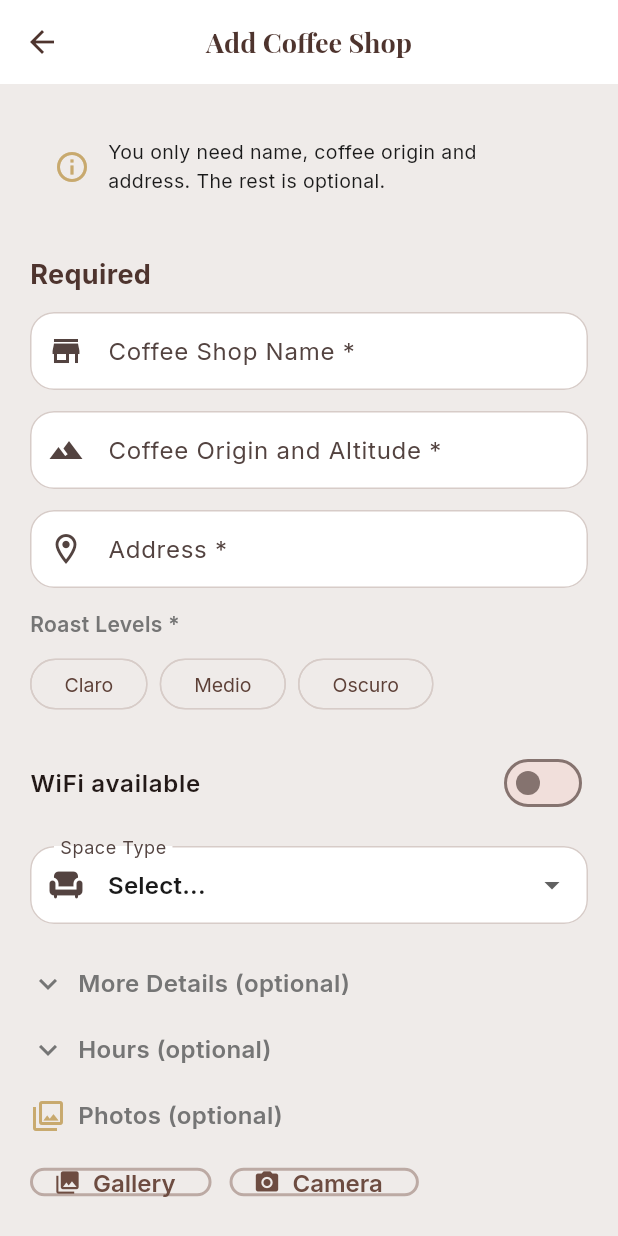
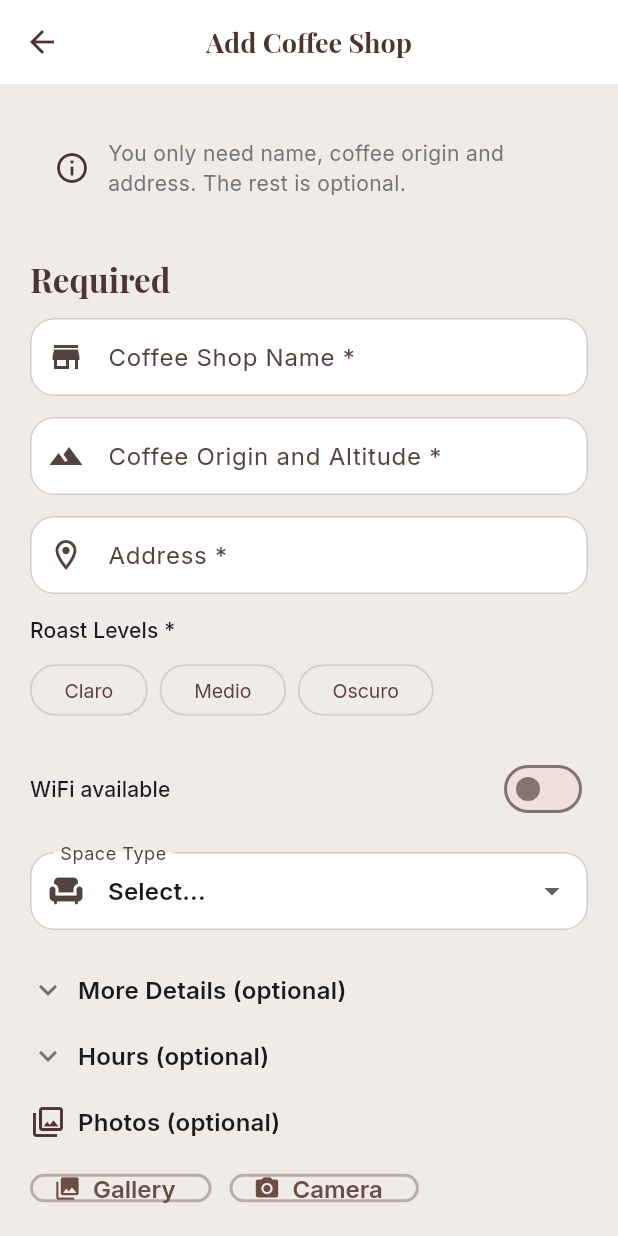
Before and after one commit to abdiCobos/tragoAmargo, a Flutter app: the AddShopScreen screen opened directly, on a phone screen of 412 x 824 dp. Run offline on Flutter 3.47's test engine with Material 3 defaults, Android fonts, the phone set to English and light mode, and no system bars; our stand-ins replace cached_network_image, cloud_firestore, firebase_auth, firebase_core, flutter_map, flutter_rating_bar and 6 more; accounts and stored records are empty.

Commit message:
refactor: migrate remaining 12 screens to Theme.of(context) - all styles now driven by theme

```diff
--- a/lib/features/shops/add_product_screen.dart
+++ b/lib/features/shops/add_product_screen.dart
@@ -65,13 +65,14 @@ class _AddProductScreenState extends State<AddProductScreen> {
     if (mounted) {
       Navigator.pop(context);
       ScaffoldMessenger.of(context).showSnackBar(
-        const SnackBar(content: Text('Bebida agregada'), backgroundColor: AppColors.secondary),
+        const SnackBar(content: Text('Bebida agregada'), backgroundColor: AppColors.brown800),
       );
     }
   }
 
   @override
   Widget build(BuildContext context) {
+    final theme = Theme.of(context);
     return Scaffold(
       appBar: AppBar(title: const Text('Agregar Bebida')),
       body: SingleChildScrollView(
@@ -100,7 +101,7 @@ class _AddProductScreenState extends State<AddProductScreen> {
                 decoration: const InputDecoration(labelText: 'Descripción'),
               ),
               const SizedBox(height: 14),
-              const Text('Foto (opcional)', style: TextStyle(fontWeight: FontWeight.w600)),
+              Text('Foto (opcional)', style: theme.textTheme.titleSmall),
               const SizedBox(height: 8),
               if (_photoBytes != null)
                 Stack(
--- a/lib/features/shops/add_shop_screen.dart
+++ b/lib/features/shops/add_shop_screen.dart
@@ -168,13 +168,14 @@ class _AddShopScreenState extends State<AddShopScreen> {
     if (shopId != null && mounted) {
       Navigator.pop(context);
       ScaffoldMessenger.of(context).showSnackBar(
-        SnackBar(content: Text(l10n.shopAdded), backgroundColor: AppColors.secondary),
+        SnackBar(content: Text(l10n.shopAdded), backgroundColor: AppColors.brown800),
       );
     }
   }
 
   @override
   Widget build(BuildContext context) {
+    final theme = Theme.of(context);
     return Scaffold(
       appBar: AppBar(title: Text(l10n.addCoffeeShop)),
       body: SingleChildScrollView(
@@ -187,25 +188,21 @@ class _AddShopScreenState extends State<AddShopScreen> {
               Container(
                 padding: const EdgeInsets.all(16),
                 decoration: BoxDecoration(
-                  color: AppColors.surface, borderRadius: BorderRadius.circular(12),
+                  color: AppColors.brown50, borderRadius: BorderRadius.circular(16),
                 ),
                 child: Row(
                   children: [
-                    const Icon(Icons.info_outline, color: AppColors.secondary),
+                    Icon(Icons.info_outline, color: theme.colorScheme.primary),
                     const SizedBox(width: 12),
                     Expanded(
-                      child: Text(
-                        l10n.optionalNote,
-                        style: const TextStyle(color: AppColors.textPrimary, fontSize: 13),
-                      ),
+                      child: Text(l10n.optionalNote, style: theme.textTheme.bodyMedium),
                     ),
                   ],
                 ),
               ),
               const SizedBox(height: 24),
 
-              Text(l10n.requiredFields,
-                  style: const TextStyle(fontSize: 18, fontWeight: FontWeight.bold, color: AppColors.primary)),
+              Text(l10n.requiredFields, style: theme.textTheme.titleLarge?.copyWith(color: theme.colorScheme.primary)),
               const SizedBox(height: 12),
 
               TextFormField(
@@ -248,9 +245,9 @@ class _AddShopScreenState extends State<AddShopScreen> {
                 const SizedBox(height: 4),
                 Container(
                   decoration: BoxDecoration(
-                    color: Colors.white,
+                    color: AppColors.white,
                     borderRadius: BorderRadius.circular(12),
-                    border: Border.all(color: AppColors.divider),
+                    border: Border.all(color: AppColors.brown100),
                   ),
                   constraints: const BoxConstraints(maxHeight: 160),
                   child: ListView.separated(
@@ -259,9 +256,9 @@ class _AddShopScreenState extends State<AddShopScreen> {
                     separatorBuilder: (_, __) => const Divider(height: 1),
                     itemBuilder: (_, i) => ListTile(
                       dense: true,
-                      leading: const Icon(Icons.location_on, size: 18, color: AppColors.secondary),
+                      leading: Icon(Icons.location_on, size: 18, color: theme.colorScheme.primary),
                       title: Text(_addressSuggestions[i]['displayName'] as String,
-                          style: const TextStyle(fontSize: 13)),
+                          style: theme.textTheme.bodyMedium),
                       onTap: () => _selectAddress(_addressSuggestions[i]),
                     ),
                   ),
@@ -269,8 +266,7 @@ class _AddShopScreenState extends State<AddShopScreen> {
               ],
               const SizedBox(height: 14),
 
-              Text(l10n.roastLevelsRequired,
-                  style: const TextStyle(fontWeight: FontWeight.w600)),
+              Text(l10n.roastLevelsRequired, style: theme.textTheme.titleSmall),
               const SizedBox(height: 6),
               Wrap(
                 spacing: 8,
@@ -279,7 +275,7 @@ class _AddShopScreenState extends State<AddShopScreen> {
                   return FilterChip(
                     label: Text(r),
                     selected: selected,
-                    selectedColor: AppColors.secondary.withValues(alpha: 0.3),
+                    selectedColor: AppColors.gold.withValues(alpha: 0.2),
                     onSelected: (val) {
                       setState(() {
                         if (val) {_roastLevels.add(r);} else {_roastLevels.remove(r);}
@@ -292,10 +288,9 @@ class _AddShopScreenState extends State<AddShopScreen> {
 
               SwitchListTile(
                 contentPadding: EdgeInsets.zero,
-                title: Text(l10n.wifiSwitch,
-                    style: const TextStyle(fontWeight: FontWeight.w600)),
+                title: Text(l10n.wifiSwitch, style: theme.textTheme.titleSmall),
                 value: _hasWiFi,
-                activeTrackColor: AppColors.secondary,
+                activeTrackColor: AppColors.brown800,
                 onChanged: (v) => setState(() => _hasWiFi = v),
               ),
               const SizedBox(height: 14),
@@ -318,11 +313,9 @@ class _AddShopScreenState extends State<AddShopScreen> {
                 onTap: () => setState(() => _showExtras = !_showExtras),
                 child: Row(
                   children: [
-                    Icon(_showExtras ? Icons.expand_less : Icons.expand_more,
-                        color: AppColors.textSecondary),
+                    Icon(_showExtras ? Icons.expand_less : Icons.expand_more, color: AppColors.gray600),
                     const SizedBox(width: 8),
-                    Text(l10n.moreDetailsOpt,
-                        style: const TextStyle(fontSize: 16, fontWeight: FontWeight.w600)),
+                    Text(l10n.moreDetailsOpt, style: theme.textTheme.titleMedium),
                   ],
                 ),
               ),
@@ -333,7 +326,7 @@ class _AddShopScreenState extends State<AddShopScreen> {
                   decoration: InputDecoration(labelText: l10n.description, prefixIcon: const Icon(Icons.description)),
                 ),
                 const SizedBox(height: 14),
-                Text(l10n.brewingMethods, style: const TextStyle(fontWeight: FontWeight.w600)),
+                Text(l10n.brewingMethods, style: theme.textTheme.titleSmall),
                 const SizedBox(height: 6),
                 Wrap(
                   spacing: 8,
@@ -350,7 +343,7 @@ class _AddShopScreenState extends State<AddShopScreen> {
                   }).toList(),
                 ),
                 const SizedBox(height: 14),
-                Text(l10n.priceRange, style: const TextStyle(fontWeight: FontWeight.w600)),
+                Text(l10n.priceRange, style: theme.textTheme.titleSmall),
                 const SizedBox(height: 6),
                 SegmentedButton<String>(
                   segments: const [
@@ -378,11 +371,9 @@ class _AddShopScreenState extends State<AddShopScreen> {
                 onTap: () => setState(() => _showHours = !_showHours),
                 child: Row(
                   children: [
-                    Icon(_showHours ? Icons.expand_less : Icons.expand_more,
-                        color: AppColors.textSecondary),
+                    Icon(_showHours ? Icons.expand_less : Icons.expand_more, color: AppColors.gray600),
                     const SizedBox(width: 8),
-                    Text(l10n.hoursOpt,
-                        style: const TextStyle(fontSize: 16, fontWeight: FontWeight.w600)),
+                    Text(l10n.hoursOpt, style: theme.textTheme.titleMedium),
                   ],
                 ),
               ),
@@ -407,9 +398,9 @@ class _AddShopScreenState extends State<AddShopScreen> {
 
               const SizedBox(height: 20),
               Row(children: [
-                const Icon(Icons.photo_library_outlined, color: AppColors.secondary),
+                Icon(Icons.photo_library_outlined, color: theme.colorScheme.primary),
                 const SizedBox(width: 8),
-                Text(l10n.photosOpt, style: const TextStyle(fontSize: 16, fontWeight: FontWeight.w600)),
+                Text(l10n.photosOpt, style: theme.textTheme.titleMedium),
               ]),
               const SizedBox(height: 8),
               Row(
```
Also changed, not shown: lib/features/map/map_screen.dart (+5 -8 lines), lib/features/notifications/notifications_screen.dart (+20 -17 lines), lib/features/reviews/review_form_screen.dart (+19 -48 lines), lib/features/shops/claim_shop_screen.dart (+30 -51 lines), lib/features/shops/edit_shop_screen.dart (+14 -13 lines), lib/features/shops/manage_menu_screen.dart (+5 -4 lines), lib/features/shops/rate_menu_item_screen.dart (+11 -14 lines), lib/features/shops/rate_product_screen.dart (+11 -14 lines), lib/features/shops/widgets/opening_hours_widget.dart (+8 -7 lines), lib/features/shops/widgets/photo_gallery.dart (+5 -5 lines).
